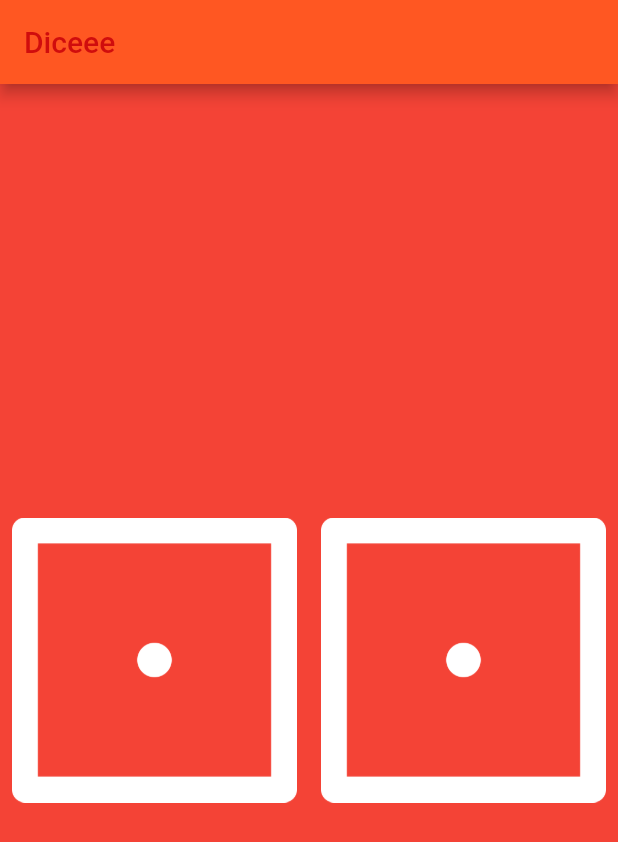
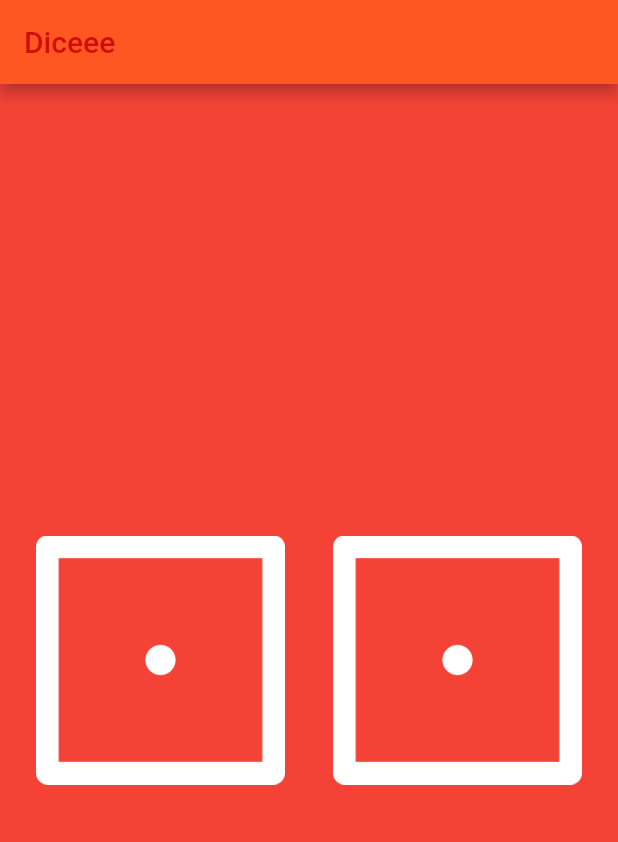
Before and after one commit to akollikonda/diceee, a Flutter app: the screen it shows after launch, on a phone screen of 412 x 824 dp. Shown: the top 842 px of the screen. Run offline on Flutter 3.47's test engine with Material 2 defaults, Android fonts, the light colour scheme and no system bars.

Commit message:
Finished code

```diff
--- a/lib/main.dart
+++ b/lib/main.dart
@@ -1,3 +1,5 @@
+import 'dart:math';
+
 import 'package:flutter/material.dart';
 
 void main() {
@@ -20,28 +22,39 @@ void main() {
   );
 }
 
-class MyApp extends StatelessWidget {
+class MyApp extends StatefulWidget {
   const MyApp({super.key});
 
   @override
+  State<MyApp> createState() => _MyAppState();
+}
+
+class _MyAppState extends State<MyApp> {
+  int leftInitialValue = 1;
+  int rightInitialValue = 1;
+  @override
   Widget build(BuildContext context) {
-    return Center(
+    return TextButton(
+      onPressed: () {
+        setState(() {
+          leftInitialValue = 1 + Random().nextInt(6);
+          rightInitialValue = 1 + Random().nextInt(6);
+        });
+      },
+      child: Center(
         child: Row(
           children: [
             Expanded(
-              child: TextButton(
-                  onPressed: () {
-                    print("Dice1 pressed");
-                  },
-                  child: Image.asset('images/dice1.png'))),
+                child: Padding(
+                    padding: EdgeInsets.all(16),
+                    child: Image.asset('images/dice$leftInitialValue.png'))),
             Expanded(
-              child: TextButton(
-            onPressed: () {
-              print("Dice2 pressed");
-            },
-            child: Image.asset('images/dice1.png'),
+                child: Padding(
+              padding: EdgeInsets.all(16),
+              child: Image.asset('images/dice$rightInitialValue.png'),
             )),
           ],
+        ),
       ),
     );
   }
```
Also changed, not shown: images/Simulator Screenshot - iPhone 14 Pro Max - 2023-06-27 at 00.49.43.png (added). Lines whose indentation alone changed are shown as unchanged.
